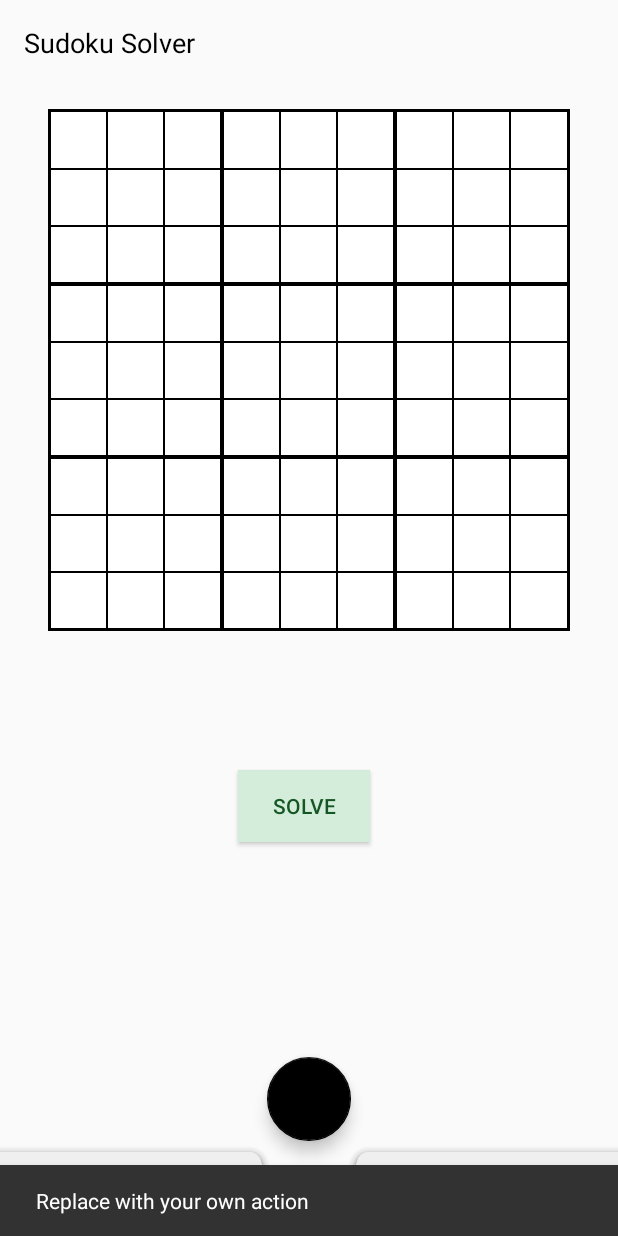
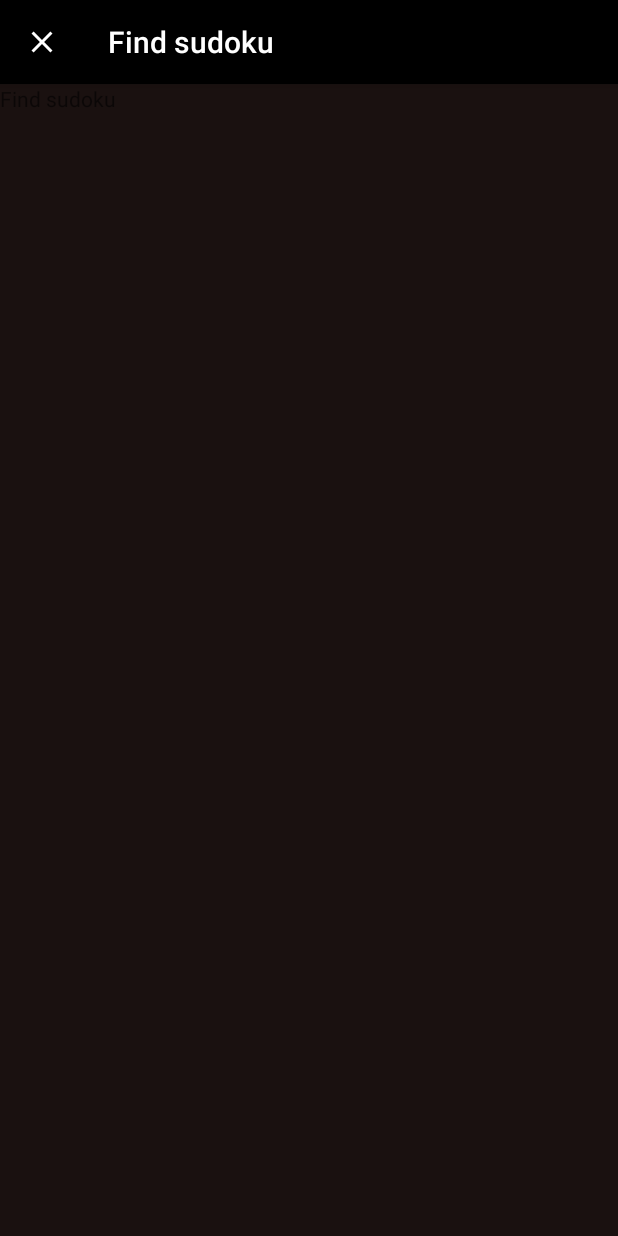
Before and after one commit to allanrodriguez/SudokuSolver, an Android app: the screen it shows after launch (MainActivity), after a tap on an icon or button, on a phone screen of 412 x 824 dp. Run offline under Robolectric (Android 15) with nearby library versions, the phone set to English and light mode, and no system bars; 1 other tap on this screen came first.

Commit message:
Added a menu option for clearing the sudoku. Added first part of the camera dialog. Upgraded Gradle dependencies to the latest versions.

```diff
--- a/app/src/main/java/com/allanrodriguez/sudokusolver/activities/MainActivity.kt
+++ b/app/src/main/java/com/allanrodriguez/sudokusolver/activities/MainActivity.kt
@@ -1,13 +1,20 @@
 package com.allanrodriguez.sudokusolver.activities
 
+import android.content.DialogInterface
 import android.os.Bundle
 import android.util.Log
 import android.view.Menu
 import android.view.MenuItem
+import androidx.appcompat.app.AlertDialog
 import androidx.appcompat.app.AppCompatActivity
+import androidx.fragment.app.Fragment
+import androidx.lifecycle.ViewModelProviders
 import com.allanrodriguez.sudokusolver.R
 import com.allanrodriguez.sudokusolver.fragments.BottomNavigationDrawerFragment
+import com.allanrodriguez.sudokusolver.fragments.CameraDialogFragment
 import com.allanrodriguez.sudokusolver.fragments.EnterPuzzleFragment
+import com.allanrodriguez.sudokusolver.viewmodels.EnterPuzzleViewModel
+import com.google.android.material.snackbar.Snackbar
 import kotlinx.android.synthetic.main.app_bar_main.*
 
 class MainActivity : AppCompatActivity() {
@@ -15,6 +22,20 @@ class MainActivity : AppCompatActivity() {
     val name: String = "MainActivity"
 
     private val navDrawer: BottomNavigationDrawerFragment = BottomNavigationDrawerFragment.newInstance()
+    private val onClearActionClicked = fun (_: DialogInterface, which: Int) {
+        when (which) {
+            DialogInterface.BUTTON_POSITIVE -> {
+                val fragment: Fragment = supportFragmentManager.findFragmentByTag(EnterPuzzleFragment.TAG) as Fragment
+                val enterPuzzleVm: EnterPuzzleViewModel = ViewModelProviders.of(fragment).get(EnterPuzzleViewModel::class.java)
+                enterPuzzleVm.clear()
+
+                val snackbar: Snackbar = Snackbar.make(toolbar, "Sudoku puzzle was cleared", Snackbar.LENGTH_LONG)
+                snackbar
+                        .setAction("Dismiss") { _ -> snackbar.dismiss() }
+                        .show()
+            }
+        }
+    }
 
     override fun onCreate(savedInstanceState: Bundle?) {
         super.onCreate(savedInstanceState)
@@ -26,7 +47,7 @@ class MainActivity : AppCompatActivity() {
                 val fragment: EnterPuzzleFragment = EnterPuzzleFragment.newInstance()
                 supportFragmentManager
                         .beginTransaction()
-                        .replace(R.id.content_main, fragment)
+                        .replace(R.id.content_main, fragment, EnterPuzzleFragment.TAG)
                         .commit()
             } catch (ex: IllegalAccessException) {
                 Log.e(name, ex.localizedMessage)
@@ -36,7 +57,16 @@ class MainActivity : AppCompatActivity() {
         }
 
         fab.setOnClickListener { _ ->
-            // TODO: Open camera dialog here
+            val dialog: CameraDialogFragment = CameraDialogFragment.newInstance()
+            supportFragmentManager
+                    .beginTransaction()
+                    .setCustomAnimations(R.anim.slide_up,
+                            R.anim.slide_down,
+                            R.anim.slide_up,
+                            R.anim.slide_down)
+                    .add(android.R.id.content, dialog)
+                    .addToBackStack(null)
+                    .commit()
         }
     }
 
@@ -52,6 +82,13 @@ class MainActivity : AppCompatActivity() {
         // as you specify a parent activity in AndroidManifest.xml.
         when (item.itemId) {
             android.R.id.home -> navDrawer.show(supportFragmentManager, navDrawer.tag)
+            R.id.action_clear -> {
+                AlertDialog.Builder(this)
+                        .setMessage("Are you sure you want to clear the sudoku puzzle?")
+                        .setPositiveButton(R.string.yes, onClearActionClicked)
+                        .setNegativeButton(R.string.no, onClearActionClicked)
+                        .show()
+            }
             R.id.action_settings -> return true
         }
 
--- /dev/null
+++ b/app/src/main/java/com/allanrodriguez/sudokusolver/fragments/CameraDialogFragment.kt
@@ -0,0 +1,33 @@
+package com.allanrodriguez.sudokusolver.fragments
+
+import android.os.Bundle
+import android.view.LayoutInflater
+import android.view.View
+import android.view.ViewGroup
+import androidx.fragment.app.DialogFragment
+import androidx.lifecycle.ViewModelProviders
+import com.allanrodriguez.sudokusolver.R
+import com.allanrodriguez.sudokusolver.viewmodels.CameraDialogViewModel
+import kotlinx.android.synthetic.main.fragment_camera_dialog.*
+
+class CameraDialogFragment : DialogFragment() {
+
+    companion object {
+        fun newInstance() = CameraDialogFragment()
+    }
+
+    private lateinit var viewModel: CameraDialogViewModel
+
+    override fun onCreateView(inflater: LayoutInflater, container: ViewGroup?,
+                              savedInstanceState: Bundle?): View? {
+        return inflater.inflate(R.layout.fragment_camera_dialog, container, false)
+    }
+
+    override fun onActivityCreated(savedInstanceState: Bundle?) {
+        super.onActivityCreated(savedInstanceState)
+        viewModel = ViewModelProviders.of(this).get(CameraDialogViewModel::class.java)
+
+        camera_dialog_toolbar.setNavigationOnClickListener { _ -> fragmentManager?.popBackStack() }
+    }
+
+}
--- a/app/src/main/java/com/allanrodriguez/sudokusolver/fragments/EnterPuzzleFragment.kt
+++ b/app/src/main/java/com/allanrodriguez/sudokusolver/fragments/EnterPuzzleFragment.kt
@@ -10,13 +10,13 @@ import androidx.lifecycle.ViewModelProviders
 import com.allanrodriguez.sudokusolver.R
 import com.allanrodriguez.sudokusolver.databinding.FragmentEnterPuzzleBinding
 import com.allanrodriguez.sudokusolver.viewmodels.EnterPuzzleViewModel
-import com.google.android.material.snackbar.BaseTransientBottomBar
 import com.google.android.material.snackbar.Snackbar
 import kotlinx.android.synthetic.main.fragment_enter_puzzle.*
 
 class EnterPuzzleFragment : Fragment() {
 
     companion object {
+        const val TAG: String = "ENTER_PUZZLE_FRAGMENT"
         fun newInstance() = EnterPuzzleFragment()
     }
 
@@ -37,15 +37,9 @@ class EnterPuzzleFragment : Fragment() {
         binding.enterPuzzleVm = viewModel
 
         button_solve.setOnClickListener { view ->
-            val snackbar: Snackbar = Snackbar.make(view, "Replace with your own action", BaseTransientBottomBar.LENGTH_LONG)
+            Snackbar.make(view, "Replace with your own action", Snackbar.LENGTH_LONG)
                     .setAction("Action", null)
-//            val snackbarView: View = snackbar.view
-//            val params: CoordinatorLayout.LayoutParams = snackbarView.layoutParams as CoordinatorLayout.LayoutParams
-
-//            params.setMargins(params.leftMargin, params.topMargin, params.rightMargin, params.bottomMargin + 50)
-//            snackbarView.layoutParams = params
-
-            snackbar.show()
+                    .show()
         }
     }
 }
--- /dev/null
+++ b/app/src/main/java/com/allanrodriguez/sudokusolver/viewmodels/CameraDialogViewModel.kt
@@ -0,0 +1,7 @@
+package com.allanrodriguez.sudokusolver.viewmodels
+
+import androidx.lifecycle.ViewModel
+
+class CameraDialogViewModel : ViewModel() {
+    // TODO: Implement the ViewModel
+}
--- a/app/src/main/java/com/allanrodriguez/sudokusolver/viewmodels/CellViewModel.kt
+++ b/app/src/main/java/com/allanrodriguez/sudokusolver/viewmodels/CellViewModel.kt
@@ -8,9 +8,11 @@ class CellViewModel {
     var wasValueSetByUser: MutableLiveData<Boolean> = MutableLiveData()
     var isDuplicate: MutableLiveData<Boolean> = MutableLiveData()
 
-    init {
-        wasValueSetByUser.value = true
+    init { clear() }
+
+    fun clear() {
         cellValue.value = ""
         isDuplicate.value = false
+        wasValueSetByUser.value = true
     }
 }
--- a/app/src/main/java/com/allanrodriguez/sudokusolver/viewmodels/EnterPuzzleViewModel.kt
+++ b/app/src/main/java/com/allanrodriguez/sudokusolver/viewmodels/EnterPuzzleViewModel.kt
@@ -5,4 +5,8 @@ import androidx.lifecycle.ViewModel
 class EnterPuzzleViewModel : ViewModel() {
 
     val sudoku: Array<Array<CellViewModel>> = Array(9) { _ -> Array(9) { _ -> CellViewModel() } }
+
+    fun clear() {
+        sudoku.forEach { row -> row.forEach { cell -> cell.clear() } }
+    }
 }
--- /dev/null
+++ b/app/src/main/res/anim/slide_down.xml
@@ -0,0 +1,6 @@
+<?xml version="1.0" encoding="utf-8"?>
+<translate xmlns:android="http://schemas.android.com/apk/res/android"
+    android:duration="@android:integer/config_mediumAnimTime"
+    android:fromYDelta="0"
+    android:interpolator="@android:anim/accelerate_decelerate_interpolator"
+    android:toYDelta="100%" />
--- /dev/null
+++ b/app/src/main/res/anim/slide_up.xml
@@ -0,0 +1,6 @@
+<?xml version="1.0" encoding="utf-8"?>
+<translate xmlns:android="http://schemas.android.com/apk/res/android"
+    android:duration="@android:integer/config_mediumAnimTime"
+    android:fromYDelta="100%"
+    android:interpolator="@android:anim/accelerate_decelerate_interpolator"
+    android:toYDelta="0" />
--- /dev/null
+++ b/app/src/main/res/drawable/ic_close_white_24dp.xml
@@ -0,0 +1,5 @@
+<vector android:height="24dp" android:tint="#FFFFFF"
+    android:viewportHeight="24.0" android:viewportWidth="24.0"
+    android:width="24dp" xmlns:android="http://schemas.android.com/apk/res/android">
+    <path android:fillColor="#FF000000" android:pathData="M19,6.41L17.59,5 12,10.59 6.41,5 5,6.41 10.59,12 5,17.59 6.41,19 12,13.41 17.59,19 19,17.59 13.41,12z"/>
+</vector>
--- /dev/null
+++ b/app/src/main/res/drawable/ic_delete_black_24dp.xml
@@ -0,0 +1,9 @@
+<vector xmlns:android="http://schemas.android.com/apk/res/android"
+        android:width="24dp"
+        android:height="24dp"
+        android:viewportWidth="24.0"
+        android:viewportHeight="24.0">
+    <path
+        android:fillColor="#FF000000"
+        android:pathData="M6,19c0,1.1 0.9,2 2,2h8c1.1,0 2,-0.9 2,-2V7H6v12zM19,4h-3.5l-1,-1h-5l-1,1H5v2h14V4z"/>
+</vector>
--- a/app/src/main/res/layout/app_bar_main.xml
+++ b/app/src/main/res/layout/app_bar_main.xml
@@ -14,8 +14,7 @@
         android:layout_width="match_parent"
         android:layout_height="wrap_content"
         android:layout_gravity="bottom"
-        android:backgroundTint="#efefef"
-        app:fabAttached="true"
+        android:backgroundTint="@color/colorPrimary"
         app:navigationIcon="@drawable/ic_menu_black_24dp" />
 
     <com.google.android.material.floatingactionbutton.FloatingActionButton
--- /dev/null
+++ b/app/src/main/res/layout/fragment_camera_dialog.xml
@@ -0,0 +1,37 @@
+<?xml version="1.0" encoding="utf-8"?>
+<androidx.coordinatorlayout.widget.CoordinatorLayout xmlns:android="http://schemas.android.com/apk/res/android"
+    xmlns:app="http://schemas.android.com/apk/res-auto"
+    xmlns:tools="http://schemas.android.com/tools"
+    android:layout_width="match_parent"
+    android:layout_height="match_parent"
+    android:background="@color/licorice"
+    android:clickable="true"
+    android:focusable="true"
+    tools:context=".fragments.CameraDialogFragment">
+
+    <com.google.android.material.appbar.AppBarLayout
+        android:layout_width="match_parent"
+        android:layout_height="wrap_content">
+
+        <androidx.appcompat.widget.Toolbar
+            android:id="@+id/camera_dialog_toolbar"
+            android:layout_width="match_parent"
+            android:layout_height="wrap_content"
+            android:background="@color/black"
+            app:navigationIcon="@drawable/ic_close_white_24dp"
+            app:title="@string/title_fragment_camera_dialog"
+            app:titleTextColor="@color/white" />
+    </com.google.android.material.appbar.AppBarLayout>
+
+    <FrameLayout
+        android:layout_width="match_parent"
+        android:layout_height="match_parent"
+        app:layout_behavior="@string/my_appbar_scrolling_view_behavior">
+
+        <TextView
+            android:layout_width="match_parent"
+            android:layout_height="match_parent"
+            android:text="@string/title_fragment_camera_dialog" />
+    </FrameLayout>
+
+</androidx.coordinatorlayout.widget.CoordinatorLayout>
--- a/app/src/main/res/layout/fragment_enter_puzzle.xml
+++ b/app/src/main/res/layout/fragment_enter_puzzle.xml
@@ -50,14 +50,13 @@
             android:layout_marginStart="1dp"
             android:layout_marginTop="8dp"
             android:layout_marginEnd="8dp"
-            android:layout_marginBottom="8dp"
+            android:layout_marginBottom="92dp"
             android:background="@color/successGreenBackground"
             android:text="@string/action_solve"
             android:textColor="@color/successGreenText"
             app:layout_constraintBottom_toBottomOf="parent"
             app:layout_constraintEnd_toEndOf="parent"
             app:layout_constraintStart_toStartOf="parent"
-            app:layout_constraintTop_toBottomOf="@+id/include"
-            app:layout_constraintVertical_bias="0.25" />
+            app:layout_constraintTop_toBottomOf="@+id/include" />
     </androidx.constraintlayout.widget.ConstraintLayout>
 </layout>
--- a/app/src/main/res/menu/main.xml
+++ b/app/src/main/res/menu/main.xml
@@ -1,9 +1,20 @@
 <?xml version="1.0" encoding="utf-8"?>
 <menu xmlns:android="http://schemas.android.com/apk/res/android"
     xmlns:app="http://schemas.android.com/apk/res-auto">
+    <item
+        android:id="@+id/action_clear"
+        android:icon="@drawable/ic_delete_black_24dp"
+        android:orderInCategory="10"
+        android:title="@string/action_clear"
+        app:showAsAction="ifRoom" />
     <item
         android:id="@+id/action_settings"
         android:orderInCategory="100"
         android:title="@string/action_settings"
         app:showAsAction="never" />
+    <item
+        android:id="@+id/action_about"
+        android:orderInCategory="150"
+        android:title="@string/action_about"
+        app:showAsAction="never" />
 </menu>
--- a/app/src/main/res/values/colors.xml
+++ b/app/src/main/res/values/colors.xml
@@ -1,11 +1,12 @@
 <?xml version="1.0" encoding="utf-8"?>
 <resources>
-    <color name="colorPrimary">#008577</color>
-    <color name="colorPrimaryDark">#00574B</color>
+    <color name="colorPrimary">#EFEFEF</color>
+    <color name="colorPrimaryDark">#000000</color>
     <color name="colorAccent">#D81B60</color>
 
+    <color name="black">#000000</color>
     <color name="dangerRedText">#721C24</color>
-    <color name="black">#000000</color>
+    <color name="licorice">#1A1110</color>
     <color name="successGreenBackground">#D4EDDA</color>
     <color name="successGreenText">#155724</color>
     <color name="transparent">#00FFFFFF</color>
--- a/app/src/main/res/values/strings.xml
+++ b/app/src/main/res/values/strings.xml
@@ -6,11 +6,16 @@
     </string>
 
     <string name="title_activity_main">MainActivity</string>
+    <string name="title_fragment_camera_dialog">Find sudoku</string>
 
+    <string name="action_about">About</string>
+    <string name="action_clear">Clear puzzle</string>
     <string name="action_enter_puzzle">Enter puzzle</string>
     <string name="action_history">History</string>
     <string name="action_settings">Settings</string>
     <string name="action_solve">Solve</string>
 
     <string name="empty"> </string>
+    <string name="yes">Yes</string>
+    <string name="no">No</string>
 </resources>
```
Also changed, not shown: app/build.gradle (+8 -8 lines).
